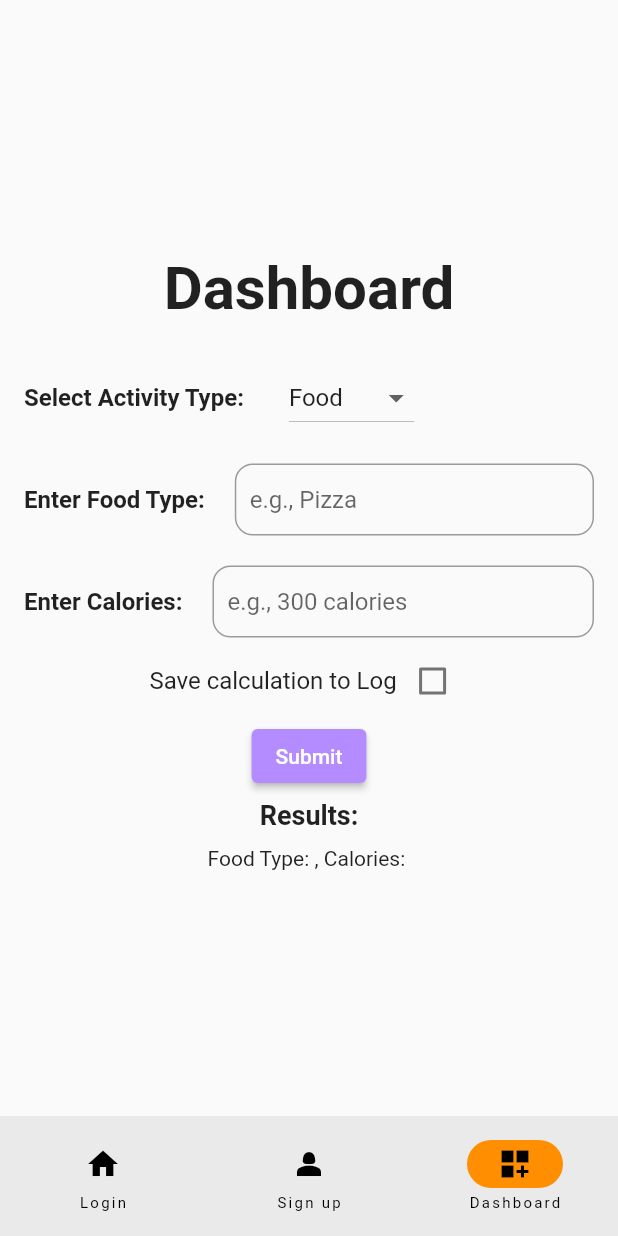
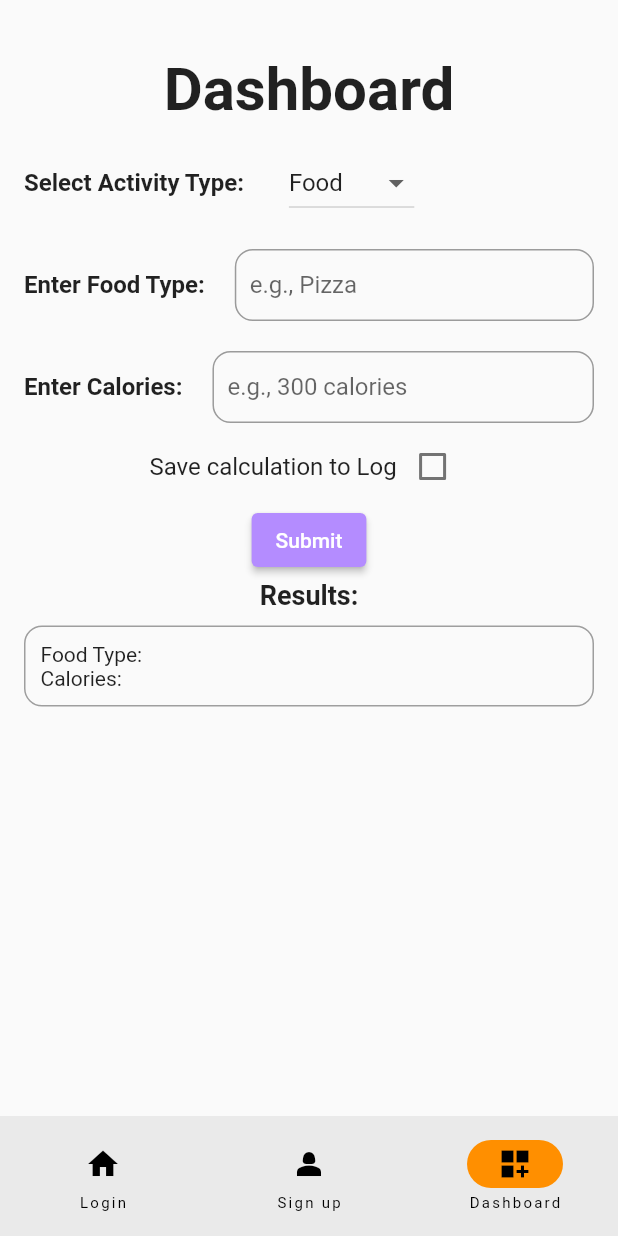
Before and after one commit to shreyakalla02/project, a Flutter app: the screen it shows after launch, item 3 of the bottom bar chosen, after a tap on "Submit", on a phone screen of 412 x 824 dp. Run offline on Flutter 3.47's test engine with Material 2 defaults, Android fonts, the phone set to English and light mode, and no system bars; our stand-ins replace form_validator, go_router, google_fonts; accounts and stored records are empty; Roboto replaces fonts that are missing (Adamina, BeautifulFont).

Commit message:
updated dashboard

```diff
--- a/lib/dashboard/dashboard.dart
+++ b/lib/dashboard/dashboard.dart
@@ -16,6 +16,12 @@ class _DashboardPageState extends State<DashboardPage> {
   bool showResults = false; // Flag to control the visibility of results
   List<String> results = []; // List to store multiple results
 
+  // Hard-coded values for testing
+  String heightInput = '64'; // in inches
+  String weightInput = '110'; // in lbs
+  String selectedGender = 'Female'; // 'Male' or 'Female'
+  String ageInput = '21'; // in years
+
   @override
   Widget build(BuildContext context) {
     return Scaffold(
@@ -24,7 +30,7 @@ class _DashboardPageState extends State<DashboardPage> {
         child: Column(
           mainAxisAlignment: MainAxisAlignment.center,
           children: [
-            const SizedBox(height: 5),
+            const SizedBox(height: 20),
             Text(
               "Dashboard",
               style: GoogleFonts.adamina(
@@ -32,7 +38,7 @@ class _DashboardPageState extends State<DashboardPage> {
                 fontSize: 40,
               ),
             ),
-            const SizedBox(height: 25),
+            const SizedBox(height: 15),
             Row(
               children: [
                 Text(
@@ -73,7 +79,7 @@ class _DashboardPageState extends State<DashboardPage> {
                         selectedExerciseType = newValue!;
                       });
                     },
-                    items: <String>['Running', 'Cycling', 'Walking', 'Jogging']
+                    items: <String>['Running', 'Cycling', 'Walking', 'Swimming']
                         .map<DropdownMenuItem<String>>((String value) {
                       return DropdownMenuItem<String>(
                         value: value,
@@ -191,20 +197,21 @@ class _DashboardPageState extends State<DashboardPage> {
                 ),
               ],
             ),
-            SizedBox(height: 2),
+            SizedBox(height: 1),
             ElevatedButton(
               onPressed: () {
                 // Perform actions based on the selected activity type
                 if (selectedActivityType == 'Exercise') {
                   // Handle exercise activity
+                  double burnedCalories = calculateCalories();
                   String exerciseResult =
-                      'Exercise Type: $selectedExerciseType, Duration: $durationInput';
+                      'Exercise Type: $selectedExerciseType\nDuration: $durationInput\nBurned Calories: ${burnedCalories.toStringAsFixed(2)} calories';
                   print(exerciseResult);
                   results.add(exerciseResult); // Save result to the list
                 } else {
                   // Handle food activity
                   String foodResult =
-                      'Food Type: $selectedFoodType, Calories: $caloriesInput';
+                      'Food Type: $selectedFoodType\nCalories: ${caloriesInput}';
                   print(foodResult);
                   results.add(foodResult); // Save result to the list
                 }
@@ -225,18 +232,40 @@ class _DashboardPageState extends State<DashboardPage> {
               ),
             ),
             if (showResults) ...[
-              SizedBox(height: 5),
+              SizedBox(height: 2),
               Text(
                 'Results:',
                 style: TextStyle(fontSize: 18, fontWeight: FontWeight.bold, fontFamily: 'BeautifulFont'),
               ),
-              SizedBox(height: 10),
-              for (String result in results) ...[
-                Text(
-                  result,
-                  style: TextStyle(fontFamily: 'BeautifulFont'),
+              SizedBox(height: 5),
+              Expanded(
+                child: Scrollbar(
+                  child: ListView(
+                    children: [
+                      for (String result in results) ...[
+                        Container(
+                          margin: EdgeInsets.symmetric(vertical: 5),
+                          padding: EdgeInsets.all(10),
+                          decoration: BoxDecoration(
+                            borderRadius: BorderRadius.circular(12),
+                            border: Border.all(color: Colors.grey),
+                          ),
+                          child: Column(
+                            crossAxisAlignment: CrossAxisAlignment.start,
+                            children: result
+                                .split('\n')
+                                .map((line) => Text(
+                              line,
+                              style: TextStyle(fontFamily: 'BeautifulFont'),
+                            ))
+                                .toList(),
+                          ),
+                        ),
+                      ],
+                    ],
+                  ),
                 ),
-              ],
+              ),
             ],
           ],
         ),
@@ -251,4 +280,51 @@ class _DashboardPageState extends State<DashboardPage> {
       print(result);
     }
   }
+
+  double calculateCalories() {
+    double met;
+
+    // Convert height to inches and weight to lbs
+    double heightInInches = double.parse(heightInput);
+    double weightInLbs = double.parse(weightInput);
+
+    // Convert activity duration to hours
+    double durationInHours = double.parse(durationInput.split(' ')[0]) / 60;
+
+    // Calculate BMR based on gender
+    double bmr = (selectedGender.toLowerCase() == 'male')
+        ? (13.75 * (weightInLbs / 2.20462)) +
+        (5 * heightInInches) -
+        (6.76 * double.parse(ageInput)) +
+        66
+        : (9.56 * (weightInLbs / 2.20462)) +
+        (1.85 * heightInInches) -
+        (4.68 * double.parse(ageInput)) +
+        655;
+
+    // Assign MET based on selected exercise type
+    String activity = selectedExerciseType.toLowerCase();
+    switch (activity) {
+      case 'running':
+        met = 11.5;
+        break;
+      case 'walking':
+        met = 5;
+        break;
+      case 'cycling':
+        met = 8;
+        break;
+      case 'swimming':
+        met = 9.5;
+        break;
+      default:
+        met = 0;
+    }
+
+    // Calculate burned calories using the formula: Calorie Burn = (BMR / 24) x MET x T
+    //http://www.shapesense.com/fitness-exercise/calculators/activity-based-calorie-burn-calculator.aspx
+    double calorieBurn = (bmr / 24) * met * durationInHours;
+
+    return calorieBurn;
+  }
 }
```
